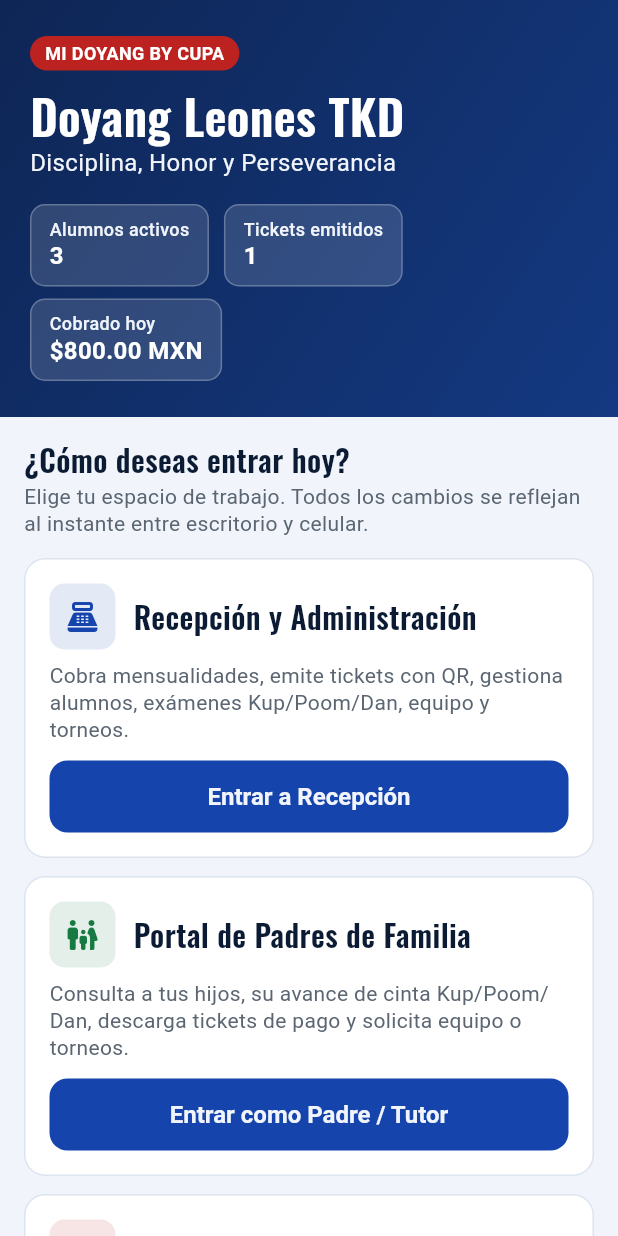
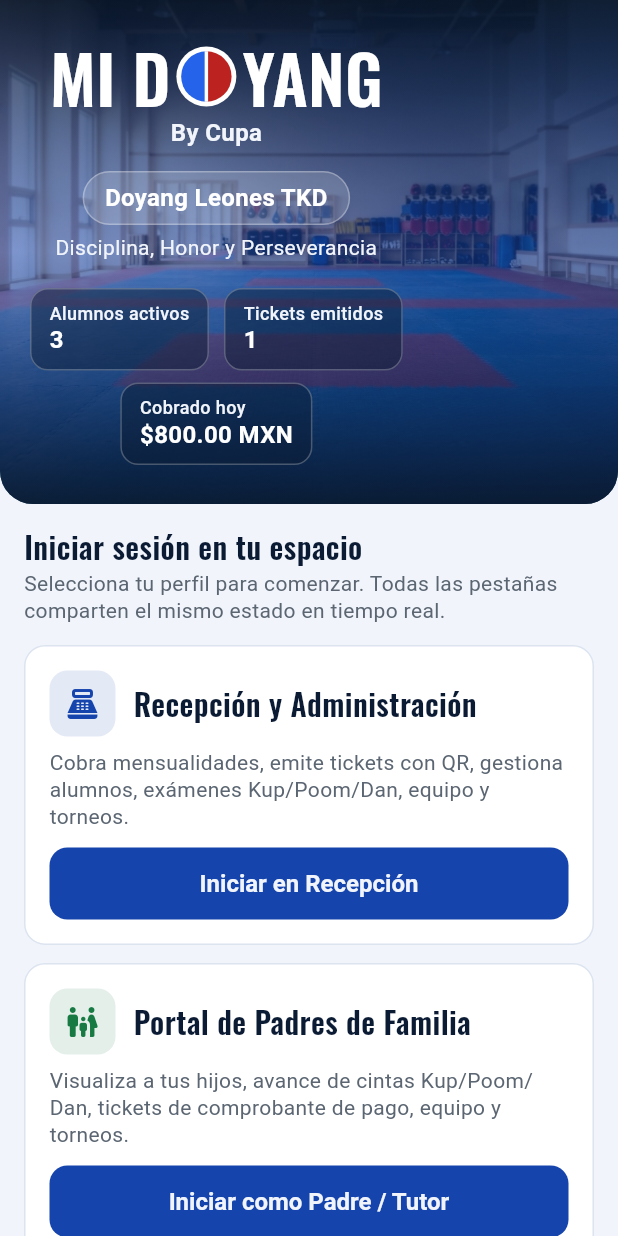
Before and after one commit to OVRCupa/Mi-Doyang-by-Cupa, a Flutter app: the screen it shows after launch, on a phone screen of 412 x 824 dp. Run offline on Flutter 3.47's test engine with Material 3 defaults, Android fonts, the phone set to English and light mode, and no system bars; our stand-ins replace flutter_riverpod, material_ui.

Commit message:
feat(app): logo oficial Mi Doyang (O azul/rojo + By Cupa), fondo de academia en Inicio y pestañas acopladas

```diff
--- a/app/lib/pantallas/pantalla_inicio_doyang.dart
+++ b/app/lib/pantallas/pantalla_inicio_doyang.dart
@@ -3,11 +3,12 @@ import 'package:material_ui/material_ui.dart';
 import 'package:mi_doyang_core/mi_doyang_core.dart';
 
 import '../estado/controlador_doyang.dart';
+import '../theme/logo_mi_doyang.dart';
 import '../theme/tema_doyang.dart';
 
-/// Pantalla de Inicio amigable de **Mi Doyang by Cupa**, inspirada en el estilo
-/// visual de **CUPA Taekwondo** y **CUPA Scanner** (encabezado con degradado
-/// marino/personalizable, tarjetas claras con bordes suaves y botones grandes).
+/// Pantalla de Inicio amigable de **Mi Doyang by Cupa**, con fondo fotográfico
+/// de academia de Taekwondo, el logo oficial con la "O" dividida azul/rojo
+/// (estilo OVR CUPA) + "By Cupa" debajo, y botones claros para iniciar.
 class PantallaInicioDoyang extends ConsumerWidget {
   const PantallaInicioDoyang({super.key});
 
@@ -20,6 +21,8 @@ class PantallaInicioDoyang extends ConsumerWidget {
     final ticketsVigentes =
         estado.motor.tickets.where((t) => !t.cancelado).length;
     final corte = estado.motor.calcularCorteCaja();
+    final primario =
+        ColoresDoyang.primarioAcademiaAccesible(academia.colorPrimarioHex);
 
     return Scaffold(
       backgroundColor: ColoresDoyang.papelDobok,
@@ -27,52 +30,88 @@ class PantallaInicioDoyang extends ConsumerWidget {
         child: ListView(
           padding: EdgeInsets.zero,
           children: <Widget>[
-            // ── Encabezado estilo CupaHeader con color editable ──────────
-            Container(
+            // ── Hero con imagen de fondo de academia de Taekwondo + Logo ──
+            ClipRRect(
+              borderRadius: const BorderRadius.only(
+                bottomLeft: Radius.circular(22),
+                bottomRight: Radius.circular(22),
+              ),
+              child: Stack(
+                children: <Widget>[
+                  Positioned.fill(
+                    child: Image.asset(
+                      'assets/imagenes/fondo_academia_tkd.jpg',
+                      fit: BoxFit.cover,
+                      errorBuilder: (_, _, _) => Container(
                         decoration: BoxDecoration(
                           gradient: ColoresDoyang.gradienteEncabezado(
                             academia.colorPrimarioHex,
                           ),
                         ),
-              padding: const EdgeInsets.fromLTRB(20, 24, 20, 24),
+                      ),
+                    ),
+                  ),
+                  Positioned.fill(
+                    child: DecoratedBox(
+                      decoration: BoxDecoration(
+                        gradient: LinearGradient(
+                          begin: Alignment.topCenter,
+                          end: Alignment.bottomCenter,
+                          colors: <Color>[
+                            ColoresDoyang.tintaCinturonNegro
+                                .withValues(alpha: 0.78),
+                            primario.withValues(alpha: 0.55),
+                            ColoresDoyang.tintaCinturonNegro
+                                .withValues(alpha: 0.90),
+                          ],
+                        ),
+                      ),
+                    ),
+                  ),
+                  Padding(
+                    padding: const EdgeInsets.fromLTRB(20, 28, 20, 26),
                     child: Column(
-                crossAxisAlignment: CrossAxisAlignment.start,
+                      crossAxisAlignment: CrossAxisAlignment.center,
                       children: <Widget>[
+                        const LogoMiDoyang(compacto: false, sobreOscuro: true),
+                        const SizedBox(height: 14),
                         Container(
                           padding: const EdgeInsets.symmetric(
-                      horizontal: 10,
-                      vertical: 4,
+                            horizontal: 14,
+                            vertical: 6,
                           ),
-                    decoration: const BoxDecoration(
-                      color: ColoresDoyang.selloHong,
-                      borderRadius: BorderRadius.all(Radius.circular(20)),
+                          decoration: BoxDecoration(
+                            color: ColoresDoyang.superficieTatami
+                                .withValues(alpha: 0.16),
+                            borderRadius:
+                                const BorderRadius.all(Radius.circular(20)),
+                            border: Border.all(
+                              color: ColoresDoyang.superficieTatami
+                                  .withValues(alpha: 0.30),
+                            ),
                           ),
                           child: Text(
-                      'MI DOYANG BY CUPA',
-                      style: TipografiaDoyang.metadato(
+                            academia.nombre,
+                            textAlign: TextAlign.center,
+                            style: TipografiaDoyang.cuerpo(
                               color: ColoresDoyang.superficieTatami,
                               peso: FontWeight.w700,
                             ),
                           ),
                         ),
-                  const SizedBox(height: 12),
-                  Text(
-                    academia.nombre,
-                    style: TipografiaDoyang.granTotal(
-                      color: ColoresDoyang.superficieTatami,
-                    ),
-                  ),
                         if (academia.lema.trim().isNotEmpty) ...<Widget>[
-                    const SizedBox(height: 4),
+                          const SizedBox(height: 6),
                           Text(
                             academia.lema,
-                      style: TipografiaDoyang.cuerpo(
+                            textAlign: TextAlign.center,
+                            style: TipografiaDoyang.celda(
                               color: ColoresDoyang.papelDobok,
                             ),
                           ),
                         ],
-                  const SizedBox(height: 16),
+                        const SizedBox(height: 18),
                         Wrap(
+                          alignment: WrapAlignment.center,
                           spacing: 10,
                           runSpacing: 8,
                           children: <Widget>[
@@ -93,20 +132,23 @@ class PantallaInicioDoyang extends ConsumerWidget {
                       ],
                     ),
                   ),
+                ],
+              ),
+            ),
 
-            // ── Tarjetas de acceso rápido por perfil ─────────────────────
+            // ── Botones de Iniciar por perfil ────────────────────────────
             Padding(
               padding: const EdgeInsets.all(16),
               child: Column(
                 crossAxisAlignment: CrossAxisAlignment.stretch,
                 children: <Widget>[
                   Text(
-                    '¿Cómo deseas entrar hoy?',
+                    'Iniciar sesión en tu espacio',
                     style: TipografiaDoyang.tituloSeccion(),
                   ),
                   const SizedBox(height: 4),
                   Text(
-                    'Elige tu espacio de trabajo. Todos los cambios se reflejan al instante entre escritorio y celular.',
+                    'Selecciona tu perfil para comenzar. Todas las pestañas comparten el mismo estado en tiempo real.',
                     style: TipografiaDoyang.celda(
                       color: ColoresDoyang.tintaGrafito,
                     ),
@@ -115,13 +157,11 @@ class PantallaInicioDoyang extends ConsumerWidget {
                   _TarjetaAccesoInicio(
                     llave: const Key('inicio-entrar-recepcion'),
                     icono: Icons.point_of_sale_rounded,
-                    colorAcento: ColoresDoyang.primarioAcademiaAccesible(
-                      academia.colorPrimarioHex,
-                    ),
+                    colorAcento: primario,
                     titulo: 'Recepción y Administración',
                     descripcion:
                         'Cobra mensualidades, emite tickets con QR, gestiona alumnos, exámenes Kup/Poom/Dan, equipo y torneos.',
-                    etiquetaBoton: 'Entrar a Recepción',
+                    etiquetaBoton: 'Iniciar en Recepción',
                     alTocar: () {
                       ctrl.cambiarRolActivo(RolUsuario.dueno);
                       ctrl.salirDeInicio();
@@ -134,8 +174,8 @@ class PantallaInicioDoyang extends ConsumerWidget {
                     colorAcento: ColoresDoyang.jadeAprobado,
                     titulo: 'Portal de Padres de Familia',
                     descripcion:
-                        'Consulta a tus hijos, su avance de cinta Kup/Poom/Dan, descarga tickets de pago y solicita equipo o torneos.',
-                    etiquetaBoton: 'Entrar como Padre / Tutor',
+                        'Visualiza a tus hijos, avance de cintas Kup/Poom/Dan, tickets de comprobante de pago, equipo y torneos.',
+                    etiquetaBoton: 'Iniciar como Padre / Tutor',
                     alTocar: () {
                       ctrl.cambiarRolActivo(RolUsuario.tutor);
                       ctrl.salirDeInicio();
@@ -149,14 +189,13 @@ class PantallaInicioDoyang extends ConsumerWidget {
                     titulo: 'Instructor en Tatami',
                     descripcion:
                         'Pasa lista por código QR o toque rápido y consulta alertas médicas autorizadas antes de clase.',
-                    etiquetaBoton: 'Entrar como Instructor',
+                    etiquetaBoton: 'Iniciar como Instructor',
                     alTocar: () {
                       ctrl.cambiarRolActivo(RolUsuario.instructor);
                       ctrl.salirDeInicio();
                     },
                   ),
                   const SizedBox(height: 16),
-                  // Acceso rápido a personalizar colores de la academia
                   Container(
                     padding: const EdgeInsets.all(14),
                     decoration: BoxDecoration(
@@ -170,7 +209,7 @@ class PantallaInicioDoyang extends ConsumerWidget {
                       crossAxisAlignment: CrossAxisAlignment.start,
                       children: <Widget>[
                         Text(
-                          'PERSONALIZA EL COLOR DE TU ACADEMIA',
+                          'COLOR EDITABLE DE TU ACADEMIA',
                           style: TipografiaDoyang.etiqueta(),
                         ),
                         const SizedBox(height: 10),
@@ -213,8 +252,8 @@ class _PillResumenInicio extends StatelessWidget {
     return Container(
       padding: const EdgeInsets.symmetric(horizontal: 12, vertical: 8),
       decoration: BoxDecoration(
-        color: ColoresDoyang.superficieTatami.withValues(alpha: 0.14),
-        borderRadius: const BorderRadius.all(Radius.circular(10)),
+        color: ColoresDoyang.tintaCinturonNegro.withValues(alpha: 0.48),
+        borderRadius: const BorderRadius.all(Radius.circular(12)),
         border: Border.all(
           color: ColoresDoyang.superficieTatami.withValues(alpha: 0.25),
         ),
@@ -282,7 +321,7 @@ class _TarjetaAccesoInicio extends StatelessWidget {
                 height: 44,
                 decoration: BoxDecoration(
                   color: colorAcento.withValues(alpha: 0.12),
-                  borderRadius: const BorderRadius.all(Radius.circular(10)),
+                  borderRadius: const BorderRadius.all(Radius.circular(12)),
                 ),
                 child: Icon(icono, color: colorAcento, size: 24),
               ),
--- a/app/lib/pantallas/pantalla_principal.dart
+++ b/app/lib/pantallas/pantalla_principal.dart
@@ -4,6 +4,7 @@ import 'package:material_ui/material_ui.dart';
 import 'package:mi_doyang_core/mi_doyang_core.dart';
 
 import '../estado/controlador_doyang.dart';
+import '../theme/logo_mi_doyang.dart';
 import '../theme/tema_doyang.dart';
 import 'pantalla_inicio_doyang.dart';
 import 'vista_instructor_android.dart';
@@ -71,24 +72,21 @@ class PantallaPrincipalDoyang extends ConsumerWidget {
                     children: <Widget>[
                       Wrap(
                         crossAxisAlignment: WrapCrossAlignment.center,
-                        spacing: 10,
+                        spacing: 12,
                         runSpacing: 6,
                         children: <Widget>[
-                          Container(
-                            padding: const EdgeInsets.symmetric(
-                              horizontal: 8,
-                              vertical: 4,
-                            ),
-                            decoration: const BoxDecoration(
-                              color: ColoresDoyang.selloHong,
-                              borderRadius:
-                                  BorderRadius.all(Radius.circular(4)),
-                            ),
-                            child: Text(
-                              'MI DOYANG BY CUPA',
-                              style: TipografiaDoyang.metadato(
-                                color: ColoresDoyang.papelDobok,
-                                peso: FontWeight.w700,
+                          InkWell(
+                            onTap: ctrl.irAInicio,
+                            borderRadius:
+                                const BorderRadius.all(Radius.circular(8)),
+                            child: const Padding(
+                              padding: EdgeInsets.symmetric(
+                                horizontal: 4,
+                                vertical: 2,
+                              ),
+                              child: LogoMiDoyang(
+                                compacto: true,
+                                sobreOscuro: true,
                               ),
                             ),
                           ),
--- a/app/lib/pantallas/vista_padre_android.dart
+++ b/app/lib/pantallas/vista_padre_android.dart
@@ -590,18 +590,25 @@ class _BotonDestinoInferior extends StatelessWidget {
 
   @override
   Widget build(BuildContext context) {
-    final color =
-        activo ? ColoresDoyang.azulChung : ColoresDoyang.tintaGrafito;
+    final primario = Theme.of(context).colorScheme.primary;
+    final color = activo ? primario : ColoresDoyang.tintaGrafito;
     return Expanded(
       child: InkWell(
         key: llave,
         onTap: alTocar,
-        borderRadius: const BorderRadius.all(Radius.circular(6)),
+        borderRadius: const BorderRadius.all(Radius.circular(12)),
         child: Container(
           constraints: const BoxConstraints(
             minHeight: DimensionesDoyang.objetivoTactilMinimo,
           ),
-          padding: const EdgeInsets.symmetric(vertical: 6),
+          margin: const EdgeInsets.symmetric(horizontal: 2, vertical: 2),
+          padding: const EdgeInsets.symmetric(vertical: 6, horizontal: 4),
+          decoration: BoxDecoration(
+            color: activo
+                ? primario.withValues(alpha: 0.12)
+                : ColoresDoyang.transparente,
+            borderRadius: const BorderRadius.all(Radius.circular(12)),
+          ),
           child: Column(
             mainAxisSize: MainAxisSize.min,
             mainAxisAlignment: MainAxisAlignment.center,
--- a/app/lib/pantallas/vista_recepcion_windows.dart
+++ b/app/lib/pantallas/vista_recepcion_windows.dart
@@ -1536,9 +1536,9 @@ class _BarraNavegacionHorizontalMovil extends StatelessWidget {
                     ),
                     decoration: BoxDecoration(
                       color: i == indiceActivo
-                          ? ColoresDoyang.azulChung
+                          ? Theme.of(context).colorScheme.primary
                           : ColoresDoyang.transparente,
-                      borderRadius: const BorderRadius.all(Radius.circular(6)),
+                      borderRadius: const BorderRadius.all(Radius.circular(12)),
                     ),
                     child: Center(
                       child: Text(
@@ -1618,10 +1618,10 @@ class _BarraNavegacionLateral extends StatelessWidget {
                       ),
                       decoration: BoxDecoration(
                         color: activo
-                            ? ColoresDoyang.azulChung
+                            ? Theme.of(context).colorScheme.primary
                             : ColoresDoyang.transparente,
                         borderRadius:
-                            const BorderRadius.all(Radius.circular(6)),
+                            const BorderRadius.all(Radius.circular(12)),
                       ),
                       child: compacto
                           ? Column(
--- /dev/null
+++ b/app/lib/theme/logo_mi_doyang.dart
@@ -0,0 +1,142 @@
+import 'dart:math' as math;
+
+import 'package:material_ui/material_ui.dart';
+
+import 'tema_doyang.dart';
+
+/// Logo oficial vectorial de **Mi Doyang by Cupa**.
+///
+/// La letra **"O"** replica el círculo dividido de **OVR CUPA**:
+/// mitad izquierda azul (Chung) y mitad derecha roja (Hong), rodeado por un
+/// anillo blanco con divisor vertical central. Debajo del nombre principal
+/// aparece el subtítulo **"By Cupa"**.
+class LogoMiDoyang extends StatelessWidget {
+  final bool compacto;
+  final bool sobreOscuro;
+
+  const LogoMiDoyang({
+    super.key,
+    this.compacto = false,
+    this.sobreOscuro = true,
+  });
+
+  @override
+  Widget build(BuildContext context) {
+    final colorTexto = sobreOscuro
+        ? ColoresDoyang.superficieTatami
+        : ColoresDoyang.tintaCinturonNegro;
+    final colorSubtitulo = sobreOscuro
+        ? ColoresDoyang.papelDobok
+        : ColoresDoyang.tintaGrafito;
+    final tamanoCirculo = compacto ? 20.0 : 40.0;
+    final estiloNombre = compacto
+        ? TipografiaDoyang.tituloSeccion(color: colorTexto)
+        : TipografiaDoyang.marcadorPrincipal(color: colorTexto);
+
+    return Semantics(
+      label: 'Mi Doyang By Cupa',
+      child: Column(
+        mainAxisSize: MainAxisSize.min,
+        crossAxisAlignment:
+            compacto ? CrossAxisAlignment.start : CrossAxisAlignment.center,
+        children: <Widget>[
+          FittedBox(
+            fit: BoxFit.scaleDown,
+            child: Row(
+              mainAxisSize: MainAxisSize.min,
+              crossAxisAlignment: CrossAxisAlignment.center,
+              children: <Widget>[
+                Text('MI D', style: estiloNombre),
+                Padding(
+                  padding: EdgeInsets.symmetric(horizontal: compacto ? 2 : 4),
+                  child: SizedBox(
+                    width: tamanoCirculo,
+                    height: tamanoCirculo,
+                    child: CustomPaint(
+                      painter: _PintorOCupa(
+                        colorAnillo: sobreOscuro
+                            ? ColoresDoyang.superficieTatami
+                            : ColoresDoyang.tintaCinturonNegro,
+                      ),
+                    ),
+                  ),
+                ),
+                Text('YANG', style: estiloNombre),
+              ],
+            ),
+          ),
+          SizedBox(height: compacto ? 1 : 4),
+          Text(
+            'By Cupa',
+            style: compacto
+                ? TipografiaDoyang.metadato(
+                    color: colorSubtitulo,
+                    peso: FontWeight.w700,
+                  )
+                : TipografiaDoyang.cuerpo(
+                    color: colorSubtitulo,
+                    peso: FontWeight.w600,
+                  ),
+          ),
+        ],
+      ),
+    );
+  }
+}
+
+class _PintorOCupa extends CustomPainter {
+  final Color colorAnillo;
+
+  const _PintorOCupa({required this.colorAnillo});
+
+  @override
+  void paint(Canvas canvas, Size size) {
+    final centro = Offset(size.width / 2, size.height / 2);
+    final radioExterior = math.min(size.width, size.height) / 2;
+    final grosorAnillo = radioExterior * 0.16;
+    final radioInterior = radioExterior - grosorAnillo;
+
+    // Anillo exterior blanco (como en OVR CUPA)
+    canvas.drawCircle(
+      centro,
+      radioExterior,
+      Paint()..color = colorAnillo,
+    );
+
+    final rectInterior = Rect.fromCircle(
+      center: centro,
+      radius: radioInterior,
+    );
+
+    // Mitad izquierda: Azul Chung
+    canvas.drawArc(
+      rectInterior,
+      math.pi / 2,
+      math.pi,
+      true,
+      Paint()..color = ColoresDoyang.azulChung,
+    );
+
+    // Mitad derecha: Rojo Hong
+    canvas.drawArc(
+      rectInterior,
+      -math.pi / 2,
+      math.pi,
+      true,
+      Paint()..color = ColoresDoyang.selloHong,
+    );
+
+    // Divisor vertical blanco central
+    canvas.drawLine(
+      Offset(centro.dx, centro.dy - radioInterior),
+      Offset(centro.dx, centro.dy + radioInterior),
+      Paint()
+        ..color = colorAnillo
+        ..strokeWidth = grosorAnillo * 0.72,
+    );
+  }
+
+  @override
+  bool shouldRepaint(covariant _PintorOCupa oldDelegate) =>
+      oldDelegate.colorAnillo != colorAnillo;
+}
--- a/app/pubspec.yaml
+++ b/app/pubspec.yaml
@@ -24,6 +24,7 @@ flutter:
 
   assets:
     - assets/fuentes/OFL.txt
+    - assets/imagenes/
 
   fonts:
     - family: Oswald
```
Also changed, not shown: app/assets/imagenes/fondo_academia_tkd.jpg (added), app/assets/imagenes/logo_mi_doyang.jpg (added), 1 other file. Lines whose indentation alone changed are shown as unchanged.
